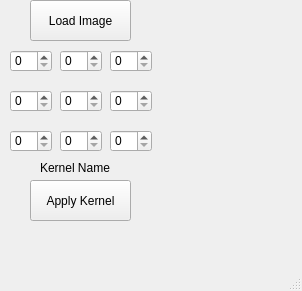
First picture: the form in mainwindow.ui, repository mathe-matician/VisualKernel, before the edit.
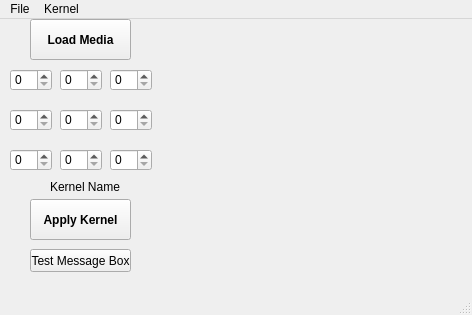
Second picture: the form after the edit.

Commit message: variables, getter for spinbox values, ui updates

The edit to the form file:
```diff
--- a/mainwindow.ui
+++ b/mainwindow.ui
@@ -6,8 +6,8 @@
    <rect>
     <x>0</x>
     <y>0</y>
-    <width>302</width>
-    <height>291</height>
+    <width>472</width>
+    <height>315</height>
    </rect>
   </property>
   <property name="windowTitle">
@@ -23,8 +23,17 @@
       <height>41</height>
      </rect>
     </property>
+    <property name="font">
+     <font>
+      <weight>75</weight>
+      <bold>true</bold>
+     </font>
+    </property>
+    <property name="mouseTracking">
+     <bool>false</bool>
+    </property>
     <property name="text">
-     <string>Load Image</string>
+     <string>Load Media</string>
     </property>
    </widget>
    <widget class="QPushButton" name="applykernel">
@@ -36,6 +45,12 @@
       <height>41</height>
      </rect>
     </property>
+    <property name="font">
+     <font>
+      <weight>75</weight>
+      <bold>true</bold>
+     </font>
+    </property>
     <property name="text">
      <string>Apply Kernel</string>
     </property>
@@ -146,7 +161,7 @@
    <widget class="QLabel" name="label_2">
     <property name="geometry">
      <rect>
-      <x>40</x>
+      <x>50</x>
       <y>160</y>
       <width>81</width>
       <height>16</height>
@@ -156,16 +171,58 @@
      <string>Kernel Name</string>
     </property>
    </widget>
+   <widget class="QPushButton" name="pushButton">
+    <property name="geometry">
+     <rect>
+      <x>30</x>
+      <y>230</y>
+      <width>101</width>
+      <height>23</height>
+     </rect>
+    </property>
+    <property name="text">
+     <string>Test Message Box</string>
+    </property>
+   </widget>
   </widget>
   <widget class="QMenuBar" name="menubar">
    <property name="geometry">
     <rect>
      <x>0</x>
      <y>0</y>
-     <width>302</width>
-     <height>26</height>
+     <width>472</width>
+     <height>21</height>
     </rect>
    </property>
+   <widget class="QMenu" name="menuFile">
+    <property name="title">
+     <string>File</string>
+    </property>
+   </widget>
+   <widget class="QMenu" name="menuKernel">
+    <property name="title">
+     <string>Kernel</string>
+    </property>
+    <widget class="QMenu" name="menuLoad_Kernel">
+     <property name="title">
+      <string>Load Kernel</string>
+     </property>
+     <addaction name="actionIdentity"/>
+     <addaction name="actionSharpen"/>
+     <addaction name="actionEdge_Detect_1"/>
+     <addaction name="actionEdge_Detect_2"/>
+     <addaction name="actionEdge_Detect_3"/>
+     <addaction name="actionBox_Blur"/>
+     <addaction name="actionGaussian_Blur_3x3"/>
+     <addaction name="actionGaussian_Blur_5x5"/>
+    </widget>
+    <addaction name="actionSave_Kernel"/>
+    <addaction name="menuLoad_Kernel"/>
+    <addaction name="action3x3"/>
+    <addaction name="action5x5"/>
+   </widget>
+   <addaction name="menuFile"/>
+   <addaction name="menuKernel"/>
   </widget>
   <widget class="QStatusBar" name="statusbar"/>
  </widget>
```
Left out of the diff: 58 changed lines with no effect on the pictures. The commit also changes 5 other files.
